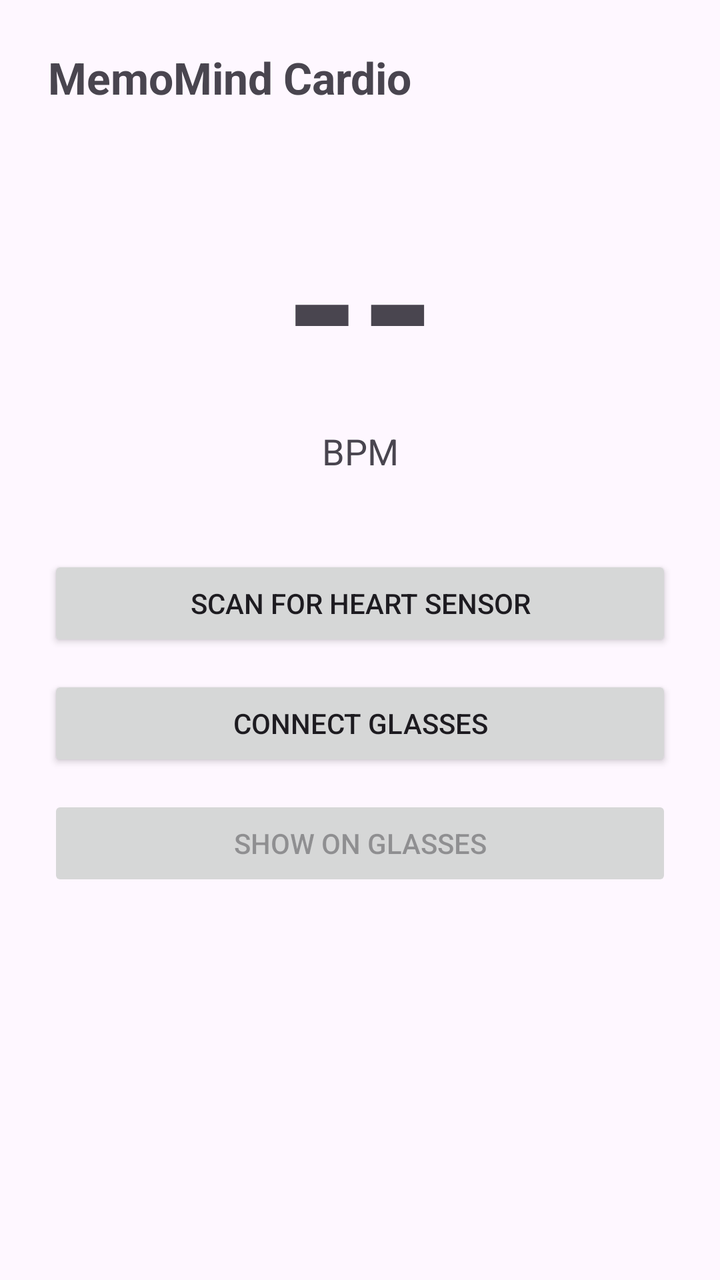
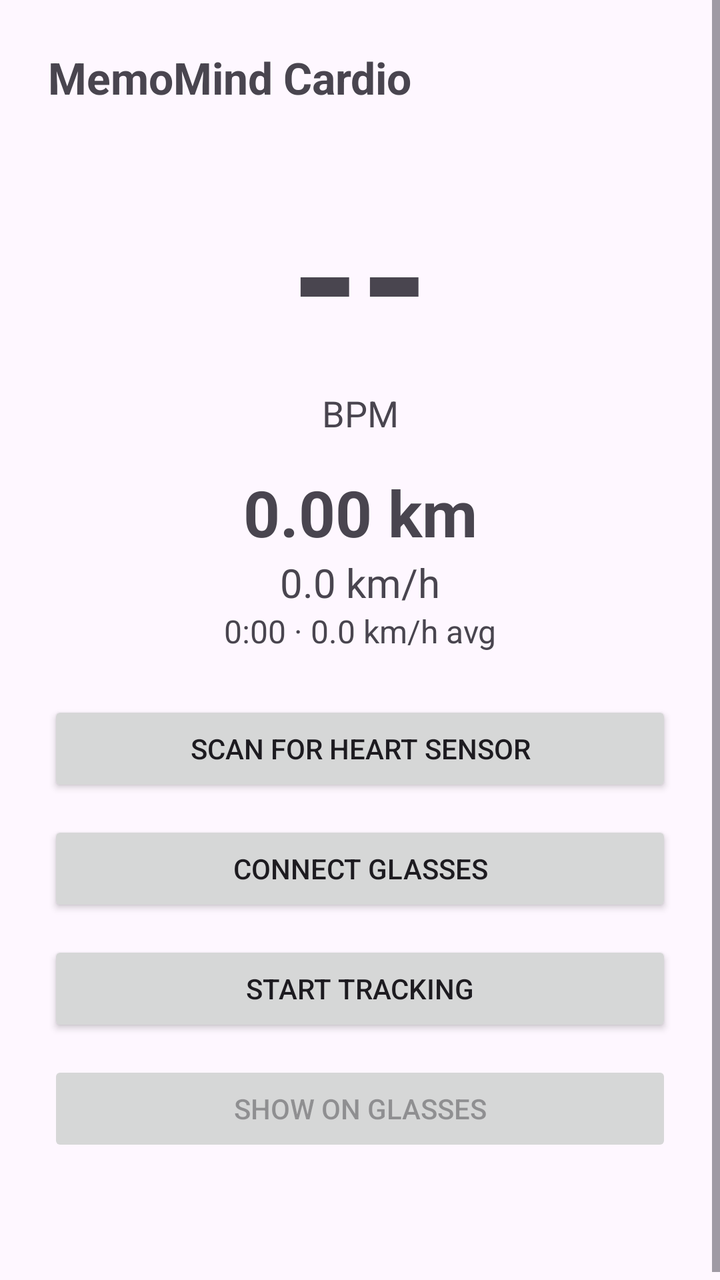

Screens rendered from an Android XML layout before and after an edit, with the pre-edit source and the edit as a unified diff.
<!-- AndroidManifest.xml: application theme Theme.MemoMindCardio -->
<!-- res/layout/activity_main.xml -->
<?xml version="1.0" encoding="utf-8"?>
<androidx.constraintlayout.widget.ConstraintLayout
    xmlns:android="http://schemas.android.com/apk/res/android"
    xmlns:app="http://schemas.android.com/apk/res-auto"
    android:layout_width="match_parent"
    android:layout_height="match_parent"
    android:padding="24dp">

    <TextView
        android:id="@+id/titleText"
        android:layout_width="0dp"
        android:layout_height="wrap_content"
        android:text="@string/app_name"
        android:textSize="22sp"
        android:textStyle="bold"
        app:layout_constraintTop_toTopOf="parent"
        app:layout_constraintStart_toStartOf="parent"
        app:layout_constraintEnd_toEndOf="parent" />

    <TextView
        android:id="@+id/bpmText"
        android:layout_width="0dp"
        android:layout_height="wrap_content"
        android:layout_marginTop="32dp"
        android:gravity="center"
        android:text="--"
        android:textSize="96sp"
        android:textStyle="bold"
        app:layout_constraintTop_toBottomOf="@id/titleText"
        app:layout_constraintStart_toStartOf="parent"
        app:layout_constraintEnd_toEndOf="parent" />

    <TextView
        android:id="@+id/bpmUnit"
        android:layout_width="0dp"
        android:layout_height="wrap_content"
        android:gravity="center"
        android:text="BPM"
        android:textSize="18sp"
        app:layout_constraintTop_toBottomOf="@id/bpmText"
        app:layout_constraintStart_toStartOf="parent"
        app:layout_constraintEnd_toEndOf="parent" />

    <Button
        android:id="@+id/btnSensor"
        android:layout_width="0dp"
        android:layout_height="wrap_content"
        android:layout_marginTop="40dp"
        android:text="Scan for heart sensor"
        app:layout_constraintTop_toBottomOf="@id/bpmUnit"
        app:layout_constraintStart_toStartOf="parent"
        app:layout_constraintEnd_toEndOf="parent" />

    <Button
        android:id="@+id/btnGlasses"
        android:layout_width="0dp"
        android:layout_height="wrap_content"
        android:layout_marginTop="12dp"
        android:text="Connect glasses"
        app:layout_constraintTop_toBottomOf="@id/btnSensor"
        app:layout_constraintStart_toStartOf="parent"
        app:layout_constraintEnd_toEndOf="parent" />

    <Button
        android:id="@+id/btnPush"
        android:layout_width="0dp"
        android:layout_height="wrap_content"
        android:layout_marginTop="12dp"
        android:text="Show on glasses"
        android:enabled="false"
        app:layout_constraintTop_toBottomOf="@id/btnGlasses"
        app:layout_constraintStart_toStartOf="parent"
        app:layout_constraintEnd_toEndOf="parent" />

    <TextView
        android:id="@+id/statusText"
        android:layout_width="0dp"
        android:layout_height="0dp"
        android:layout_marginTop="24dp"
        android:textSize="13sp"
        android:fontFamily="monospace"
        app:layout_constraintTop_toBottomOf="@id/btnPush"
        app:layout_constraintStart_toStartOf="parent"
        app:layout_constraintEnd_toEndOf="parent"
        app:layout_constraintBottom_toBottomOf="parent" />

</androidx.constraintlayout.widget.ConstraintLayout>
<!-- resources referenced by this layout -->
<resources>
  <string name="app_name">MemoMind Cardio</string>
  <style name="Theme.MemoMindCardio" parent="Theme.Material3.DayNight.NoActionBar">
          <item name="android:statusBarColor">@android:color/black</item>
      </style>
</resources>

<!-- the commit's change to res/layout/activity_main.xml (unified diff, before → after) -->
@@ -1,87 +1,104 @@
 <?xml version="1.0" encoding="utf-8"?>
-<androidx.constraintlayout.widget.ConstraintLayout
-    xmlns:android="http://schemas.android.com/apk/res/android"
-    xmlns:app="http://schemas.android.com/apk/res-auto"
+<ScrollView xmlns:android="http://schemas.android.com/apk/res/android"
     android:layout_width="match_parent"
     android:layout_height="match_parent"
-    android:padding="24dp">
+    android:fillViewport="true">
 
-    <TextView
-        android:id="@+id/titleText"
-        android:layout_width="0dp"
+    <LinearLayout
+        android:layout_width="match_parent"
         android:layout_height="wrap_content"
-        android:text="@string/app_name"
-        android:textSize="22sp"
-        android:textStyle="bold"
-        app:layout_constraintTop_toTopOf="parent"
-        app:layout_constraintStart_toStartOf="parent"
-        app:layout_constraintEnd_toEndOf="parent" />
+        android:orientation="vertical"
+        android:padding="24dp">
 
-    <TextView
-        android:id="@+id/bpmText"
-        android:layout_width="0dp"
-        android:layout_height="wrap_content"
-        android:layout_marginTop="32dp"
-        android:gravity="center"
-        android:text="--"
-        android:textSize="96sp"
-        android:textStyle="bold"
-        app:layout_constraintTop_toBottomOf="@id/titleText"
-        app:layout_constraintStart_toStartOf="parent"
-        app:layout_constraintEnd_toEndOf="parent" />
+        <TextView
+            android:id="@+id/titleText"
+            android:layout_width="match_parent"
+            android:layout_height="wrap_content"
+            android:text="@string/app_name"
+            android:textSize="22sp"
+            android:textStyle="bold" />
 
-    <TextView
-        android:id="@+id/bpmUnit"
-        android:layout_width="0dp"
-        android:layout_height="wrap_content"
-        android:gravity="center"
-        android:text="BPM"
-        android:textSize="18sp"
-        app:layout_constraintTop_toBottomOf="@id/bpmText"
-        app:layout_constraintStart_toStartOf="parent"
-        app:layout_constraintEnd_toEndOf="parent" />
+        <TextView
+            android:id="@+id/bpmText"
+            android:layout_width="match_parent"
+            android:layout_height="wrap_content"
+            android:layout_marginTop="24dp"
+            android:gravity="center"
+            android:text="--"
+            android:textSize="88sp"
+            android:textStyle="bold" />
 
-    <Button
-        android:id="@+id/btnSensor"
-        android:layout_width="0dp"
-        android:layout_height="wrap_content"
-        android:layout_marginTop="40dp"
-        android:text="Scan for heart sensor"
-        app:layout_constraintTop_toBottomOf="@id/bpmUnit"
-        app:layout_constraintStart_toStartOf="parent"
-        app:layout_constraintEnd_toEndOf="parent" />
+        <TextView
+            android:id="@+id/bpmUnit"
+            android:layout_width="match_parent"
+            android:layout_height="wrap_content"
+            android:gravity="center"
+            android:text="BPM"
+            android:textSize="18sp" />
 
-    <Button
-        android:id="@+id/btnGlasses"
-        android:layout_width="0dp"
-        android:layout_height="wrap_content"
-        android:layout_marginTop="12dp"
-        android:text="Connect glasses"
-        app:layout_constraintTop_toBottomOf="@id/btnSensor"
-        app:layout_constraintStart_toStartOf="parent"
-        app:layout_constraintEnd_toEndOf="parent" />
+        <TextView
+            android:id="@+id/distText"
+            android:layout_width="match_parent"
+            android:layout_height="wrap_content"
+            android:layout_marginTop="16dp"
+            android:gravity="center"
+            android:text="0.00 km"
+            android:textSize="32sp"
+            android:textStyle="bold" />
 
-    <Button
-        android:id="@+id/btnPush"
-        android:layout_width="0dp"
-        android:layout_height="wrap_content"
-        android:layout_marginTop="12dp"
-        android:text="Show on glasses"
-        android:enabled="false"
-        app:layout_constraintTop_toBottomOf="@id/btnGlasses"
-        app:layout_constraintStart_toStartOf="parent"
-        app:layout_constraintEnd_toEndOf="parent" />
+        <TextView
+            android:id="@+id/speedText"
+            android:layout_width="match_parent"
+            android:layout_height="wrap_content"
+            android:gravity="center"
+            android:text="0.0 km/h"
+            android:textSize="20sp" />
 
-    <TextView
-        android:id="@+id/statusText"
-        android:layout_width="0dp"
-        android:layout_height="0dp"
-        android:layout_marginTop="24dp"
-        android:textSize="13sp"
-        android:fontFamily="monospace"
-        app:layout_constraintTop_toBottomOf="@id/btnPush"
-        app:layout_constraintStart_toStartOf="parent"
-        app:layout_constraintEnd_toEndOf="parent"
-        app:layout_constraintBottom_toBottomOf="parent" />
+        <TextView
+            android:id="@+id/timeText"
+            android:layout_width="match_parent"
+            android:layout_height="wrap_content"
+            android:gravity="center"
+            android:text="0:00 · 0.0 km/h avg"
+            android:textSize="16sp" />
 
-</androidx.constraintlayout.widget.ConstraintLayout>
+        <Button
+            android:id="@+id/btnSensor"
+            android:layout_width="match_parent"
+            android:layout_height="wrap_content"
+            android:layout_marginTop="24dp"
+            android:text="Scan for heart sensor" />
+
+        <Button
+            android:id="@+id/btnGlasses"
+            android:layout_width="match_parent"
+            android:layout_height="wrap_content"
+            android:layout_marginTop="12dp"
+            android:text="Connect glasses" />
+
+        <Button
+            android:id="@+id/btnTrack"
+            android:layout_width="match_parent"
+            android:layout_height="wrap_content"
+            android:layout_marginTop="12dp"
+            android:text="Start tracking" />
+
+        <Button
+            android:id="@+id/btnPush"
+            android:layout_width="match_parent"
+            android:layout_height="wrap_content"
+            android:layout_marginTop="12dp"
+            android:text="Show on glasses"
+            android:enabled="false" />
+
+        <TextView
+            android:id="@+id/statusText"
+            android:layout_width="match_parent"
+            android:layout_height="wrap_content"
+            android:layout_marginTop="24dp"
+            android:fontFamily="monospace"
+            android:textSize="13sp" />
+
+    </LinearLayout>
+
+</ScrollView>
